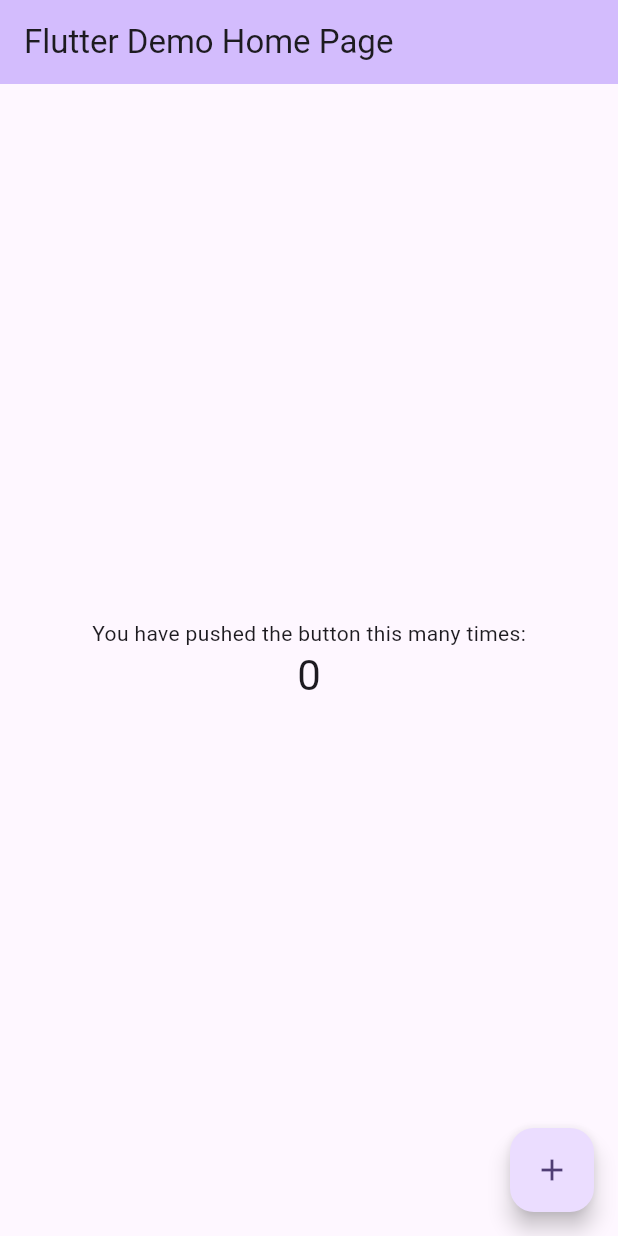
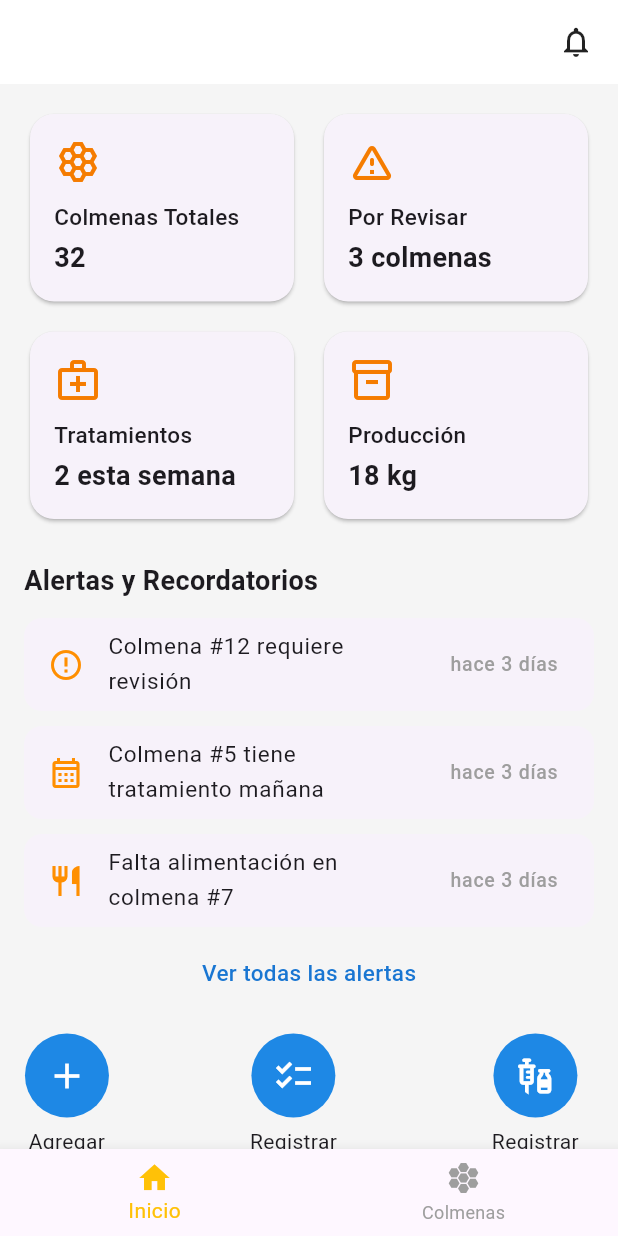
Before and after one commit to 5PR1NGTR4P/MorganApp, a Flutter app: the screen it shows after launch, on a phone screen of 412 x 824 dp. Run offline on Flutter 3.47's test engine with Material 3 defaults, Android fonts, the phone set to English and light mode, and no system bars.

Commit message:
Se añade pantalla del dashboard y de la lista de colmenas

```diff
--- /dev/null
+++ b/abejajaja/lib/dashboard.dart
@@ -0,0 +1,196 @@
+import 'package:flutter/material.dart';
+import 'colmenas.dart';
+
+class DashboardPage extends StatelessWidget {
+  const DashboardPage({super.key});
+
+  @override
+  Widget build(BuildContext context) {
+    return Scaffold(
+      backgroundColor: Colors.grey[100],
+      appBar: AppBar(
+        title: const Text(
+          "Mi Apiario",
+          style: TextStyle(fontSize: 22, fontWeight: FontWeight.w600),
+        ),
+        centerTitle: false,
+        backgroundColor: Colors.white,
+        elevation: 0,
+        actions: const [
+          Icon(Icons.notifications_none, color: Colors.black87),
+          SizedBox(width: 16),
+        ],
+      ),
+
+      body: SingleChildScrollView(
+        padding: const EdgeInsets.all(16),
+        child: Column(
+          crossAxisAlignment: CrossAxisAlignment.start,
+          children: [
+
+            // ---- Tarjetas del Dashboard ----
+            Row(
+              children: [
+                Expanded(child: _buildDashboardCard(
+                  icon: Icons.hive_outlined,
+                  title: "Colmenas Totales",
+                  value: "32",
+                )),
+                const SizedBox(width: 12),
+                Expanded(child: _buildDashboardCard(
+                  icon: Icons.warning_amber_rounded,
+                  title: "Por Revisar",
+                  value: "3 colmenas",
+                )),
+              ],
+            ),
+
+            const SizedBox(height: 12),
+
+            Row(
+              children: [
+                Expanded(child: _buildDashboardCard(
+                  icon: Icons.medical_services_outlined,
+                  title: "Tratamientos",
+                  value: "2 esta semana",
+                )),
+                const SizedBox(width: 12),
+                Expanded(child: _buildDashboardCard(
+                  icon: Icons.inventory_2_outlined,
+                  title: "Producción",
+                  value: "18 kg",
+                )),
+              ],
+            ),
+
+            const SizedBox(height: 24),
+
+            // ---- Alertas ----
+            const Text(
+              "Alertas y Recordatorios",
+              style: TextStyle(fontSize: 18, fontWeight: FontWeight.w600),
+            ),
+            const SizedBox(height: 12),
+
+            _buildAlertItem(
+              icon: Icons.error_outline,
+              text: "Colmena #12 requiere revisión",
+              time: "hace 3 días",
+            ),
+            _buildAlertItem(
+              icon: Icons.calendar_month_outlined,
+              text: "Colmena #5 tiene tratamiento mañana",
+              time: "hace 3 días",
+            ),
+            _buildAlertItem(
+              icon: Icons.restaurant_outlined,
+              text: "Falta alimentación en colmena #7",
+              time: "hace 3 días",
+            ),
+
+            const SizedBox(height: 10),
+
+            Center(
+              child: Text(
+                "Ver todas las alertas",
+                style: TextStyle(
+                  color: Colors.blue[700],
+                  fontSize: 15,
+                  fontWeight: FontWeight.w500,
+                ),
+              ),
+            ),
+
+            const SizedBox(height: 30),
+
+            // ---- Acciones Rápidas ----
+            Row(
+              mainAxisAlignment: MainAxisAlignment.spaceBetween,
+              children: [
+                _buildActionButton(Icons.add, "Agregar\nColmena"),
+                _buildActionButton(Icons.checklist, "Registrar\nRevisión"),
+                _buildActionButton(Icons.vaccines, "Registrar\nTratamiento"),
+              ],
+            ),
+          ],
+        ),
+      ),
+
+      // ---- Navegación Inferior ----
+      bottomNavigationBar: BottomNavigationBar(
+        currentIndex: 0,
+        selectedItemColor: Colors.amber,
+        unselectedItemColor: Colors.grey,
+        onTap: (index) {
+          if (index == 1) {
+            Navigator.push(
+              context,
+              MaterialPageRoute(builder: (_) => const ColmenasPage()),
+            );
+          }
+        },
+        items: const [
+          BottomNavigationBarItem(
+            icon: Icon(Icons.home),
+            label: "Inicio",
+          ),
+          BottomNavigationBarItem(
+            icon: Icon(Icons.hive),
+            label: "Colmenas",
+          ),
+        ],
+      ),
+    );
+  }
+
+  // -------------------
+  // Widgets reutilizables
+  // -------------------
+
+  Widget _buildDashboardCard({required IconData icon, required String title, required String value}) {
+    return Card(
+      elevation: 1,
+      shape: RoundedRectangleBorder(borderRadius: BorderRadius.circular(16)),
+      child: Padding(
+        padding: const EdgeInsets.all(16),
+        child: Column(
+          crossAxisAlignment: CrossAxisAlignment.start,
+          children: [
+            Icon(icon, size: 32, color: Colors.orange[700]),
+            const SizedBox(height: 10),
+            Text(title, style: const TextStyle(fontSize: 15, fontWeight: FontWeight.w500)),
+            const SizedBox(height: 4),
+            Text(value, style: const TextStyle(fontSize: 18, fontWeight: FontWeight.bold)),
+          ],
+        ),
+      ),
+    );
+  }
+
+  Widget _buildAlertItem({required IconData icon, required String text, required String time}) {
+    return Card(
+      elevation: 0,
+      margin: const EdgeInsets.only(bottom: 10),
+      shape: RoundedRectangleBorder(borderRadius: BorderRadius.circular(12)),
+      child: ListTile(
+        leading: Icon(icon, color: Colors.amber[800]),
+        title: Text(text, style: const TextStyle(fontSize: 15)),
+        trailing: Text(time, style: const TextStyle(fontSize: 13, color: Colors.grey)),
+      ),
+    );
+  }
+
+  Widget _buildActionButton(IconData icon, String text) {
+    return Column(
+      children: [
+        CircleAvatar(
+          radius: 28,
+          backgroundColor: Colors.blue[600],
+          child: Icon(icon, color: Colors.white, size: 28),
+        ),
+        const SizedBox(height: 6),
+        Text(text, textAlign: TextAlign.center, style: const TextStyle(fontSize: 14)),
+      ],
+    );
+  }
+}
--- a/abejajaja/lib/main.dart
+++ b/abejajaja/lib/main.dart
@@ -1,4 +1,5 @@
 import 'package:flutter/material.dart';
+import 'dashboard.dart';
 
 void main() {
   runApp(const MyApp());
@@ -7,116 +8,21 @@ void main() {
 class MyApp extends StatelessWidget {
   const MyApp({super.key});
 
-  // This widget is the root of your application.
   @override
   Widget build(BuildContext context) {
     return MaterialApp(
-      title: 'Flutter Demo',
+      debugShowCheckedModeBanner: false,
+      title: 'Manahuia Apícola',
       theme: ThemeData(
-        // This is the theme of your application.
-        //
-        // TRY THIS: Try running your application with "flutter run". You'll see
-        // the application has a purple toolbar. Then, without quitting the app,
-        // try changing the seedColor in the colorScheme below to Colors.green
-        // and then invoke "hot reload" (save your changes or press the "hot
-        // reload" button in a Flutter-supported IDE, or press "r" if you used
-        // the command line to start the app).
-        //
-        // Notice that the counter didn't reset back to zero; the application
-        // state is not lost during the reload. To reset the state, use hot
-        // restart instead.
-        //
-        // This works for code too, not just values: Most code changes can be
-        // tested with just a hot reload.
-        colorScheme: ColorScheme.fromSeed(seedColor: Colors.deepPurple),
+        primarySwatch: Colors.amber,
+        scaffoldBackgroundColor: Colors.white,
+        appBarTheme: const AppBarTheme(
+          backgroundColor: Colors.amber,
+          foregroundColor: Colors.white,
+          elevation: 0,
+        ),
       ),
-      home: const MyHomePage(title: 'Flutter Demo Home Page'),
+      home: const DashboardPage(),
     );
   }
 }
-
-class MyHomePage extends StatefulWidget {
-  const MyHomePage({super.key, required this.title});
-
-  // This widget is the home page of your application. It is stateful, meaning
-  // that it has a State object (defined below) that contains fields that affect
-  // how it looks.
-
-  // This class is the configuration for the state. It holds the values (in this
-  // case the title) provided by the parent (in this case the App widget) and
-  // used by the build method of the State. Fields in a Widget subclass are
-  // always marked "final".
-
-  final String title;
-
-  @override
-  State<MyHomePage> createState() => _MyHomePageState();
-}
-
-class _MyHomePageState extends State<MyHomePage> {
-  int _counter = 0;
-
-  void _incrementCounter() {
-    setState(() {
-      // This call to setState tells the Flutter framework that something has
-      // changed in this State, which causes it to rerun the build method below
-      // so that the display can reflect the updated values. If we changed
-      // _counter without calling setState(), then the build method would not be
-      // called again, and so nothing would appear to happen.
-      _counter++;
-    });
-  }
-
-  @override
-  Widget build(BuildContext context) {
-    // This method is rerun every time setState is called, for instance as done
-    // by the _incrementCounter method above.
-    //
-    // The Flutter framework has been optimized to make rerunning build methods
-    // fast, so that you can just rebuild anything that needs updating rather
-    // than having to individually change instances of widgets.
-    return Scaffold(
-      appBar: AppBar(
-        // TRY THIS: Try changing the color here to a specific color (to
-        // Colors.amber, perhaps?) and trigger a hot reload to see the AppBar
-        // change color while the other colors stay the same.
-        backgroundColor: Theme.of(context).colorScheme.inversePrimary,
-        // Here we take the value from the MyHomePage object that was created by
-        // the App.build method, and use it to set our appbar title.
-        title: Text(widget.title),
-      ),
-      body: Center(
-        // Center is a layout widget. It takes a single child and positions it
-        // in the middle of the parent.
-        child: Column(
-          // Column is also a layout widget. It takes a list of children and
-          // arranges them vertically. By default, it sizes itself to fit its
-          // children horizontally, and tries to be as tall as its parent.
-          //
-          // Column has various properties to control how it sizes itself and
-          // how it positions its children. Here we use mainAxisAlignment to
-          // center the children vertically; the main axis here is the vertical
-          // axis because Columns are vertical (the cross axis would be
-          // horizontal).
-          //
-          // TRY THIS: Invoke "debug painting" (choose the "Toggle Debug Paint"
-          // action in the IDE, or press "p" in the console), to see the
-          // wireframe for each widget.
-          mainAxisAlignment: MainAxisAlignment.center,
-          children: <Widget>[
-            const Text('You have pushed the button this many times:'),
-            Text(
-              '$_counter',
-              style: Theme.of(context).textTheme.headlineMedium,
-            ),
-          ],
-        ),
-      ),
-      floatingActionButton: FloatingActionButton(
-        onPressed: _incrementCounter,
-        tooltip: 'Increment',
-        child: const Icon(Icons.add),
-      ), // This trailing comma makes auto-formatting nicer for build methods.
-    );
-  }
-}
```
Also changed, not shown: abejajaja/lib/colmenas.dart (added, +170 -0 lines), 1 other file.
